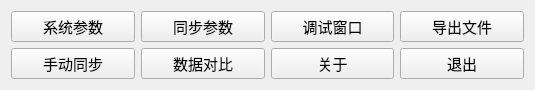
Before: the Qt Designer form DTS/DTS.Widget/MainWindow.ui in radtek/DTS_JH, drawn with Qt 5.
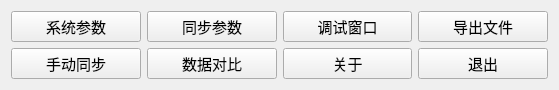
After: the same form once the commit is applied.

Patch:
```diff
--- a/DTS/DTS.Widget/MainWindow.ui
+++ b/DTS/DTS.Widget/MainWindow.ui
@@ -6,7 +6,7 @@
    <rect>
     <x>0</x>
     <y>0</y>
-    <width>535</width>
+    <width>559</width>
     <height>80</height>
    </rect>
   </property>
```
